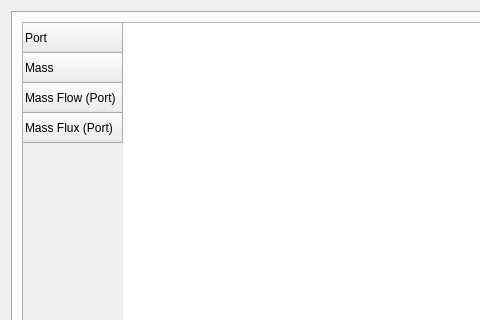
Above: uilib/views/forms/ResultsWidget.ui from reilleya/openMotor before the change; both pictures show x 0 to 480 and y 0 to 320 of the 843 by 626 pixel window. Below: the same form after it.
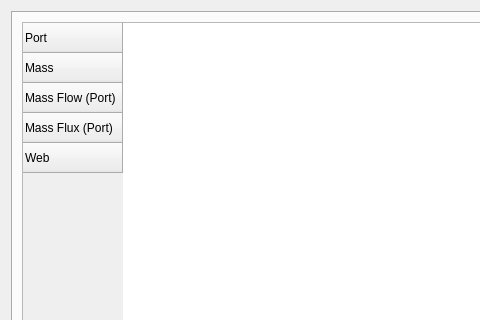
That is the form after the change. The open tabs and pages were chosen to show the change. Custom widgets are drawn as their Qt base class.

Commit message: Added a web row to the grain table in the results widget

```diff
--- a/uilib/views/forms/ResultsWidget.ui
+++ b/uilib/views/forms/ResultsWidget.ui
@@ -86,7 +86,7 @@
        <item>
         <widget class="QTableWidget" name="tableWidgetGrains">
          <property name="rowCount">
-          <number>4</number>
+          <number>5</number>
          </property>
          <property name="columnCount">
           <number>0</number>
@@ -111,6 +111,11 @@
            <string>Mass Flux (Port)</string>
           </property>
          </row>
+         <row>
+          <property name="text">
+           <string>Web</string>
+          </property>
+         </row>
         </widget>
        </item>
        <item>
```
The commit also changes 4 other files.
